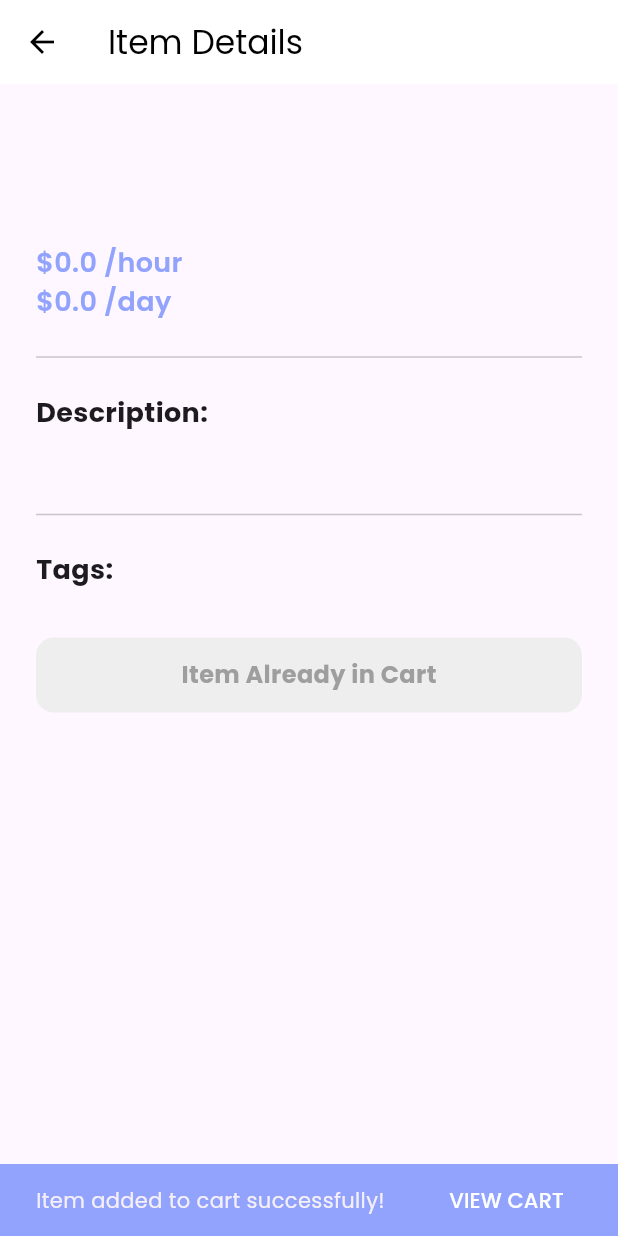
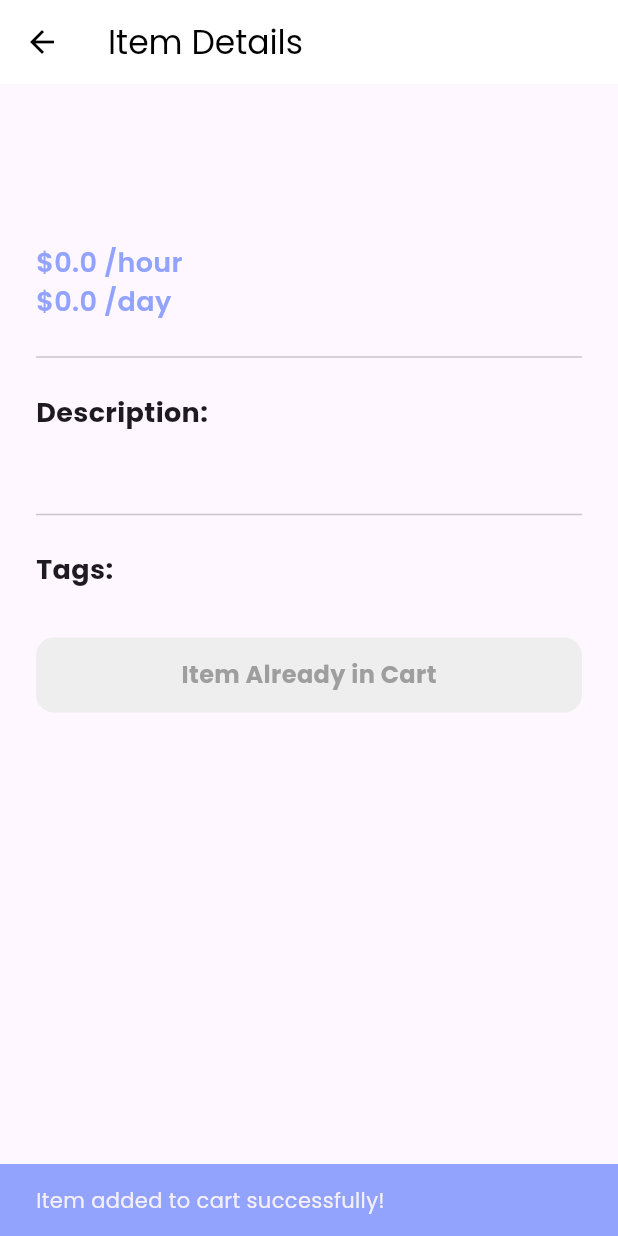
Before and after one commit to Sagar2006/Local-Rental-Flutter-, a Flutter app: the ItemDetailPage screen opened directly with empty values, after a tap on "Add to Cart", on a phone screen of 412 x 824 dp. Run offline on Flutter 3.47's test engine with Material 3 defaults, Android fonts, the phone set to English and light mode, and no system bars; our stand-ins replace cached_network_image, firebase_auth, firebase_core, firebase_database, flutter_carousel_widget, flutter_svg and 3 more; accounts and stored records are empty.

Commit message:
fixing "Item added to cart successfully" snackbar

```diff
--- a/lib/pages/item_detail_page.dart
+++ b/lib/pages/item_detail_page.dart
@@ -133,14 +133,10 @@ class _ItemDetailPageState extends State<ItemDetailPage> {
       });
 
       ScaffoldMessenger.of(context).showSnackBar(
-        SnackBar(
-          content: const Text('Item added to cart successfully!'),
-          backgroundColor: const Color(0xff92A3FD),
-          action: SnackBarAction(
-            label: 'VIEW CART',
-            textColor: Colors.white,
-            onPressed: () => _navigateToCart(context),
-          ),
+        const SnackBar(
+          content: Text('Item added to cart successfully!'),
+          backgroundColor: Color(0xff92A3FD),
+          duration: Duration(seconds: 2), // Add a 2-second duration
         ),
       );
     } catch (e) {
@@ -150,6 +146,8 @@ class _ItemDetailPageState extends State<ItemDetailPage> {
         SnackBar(
           content: Text('Failed to add item to cart: $e'),
           backgroundColor: Colors.red,
+          duration:
+              const Duration(seconds: 2), // Also add duration for error message
         ),
       );
     }
```
